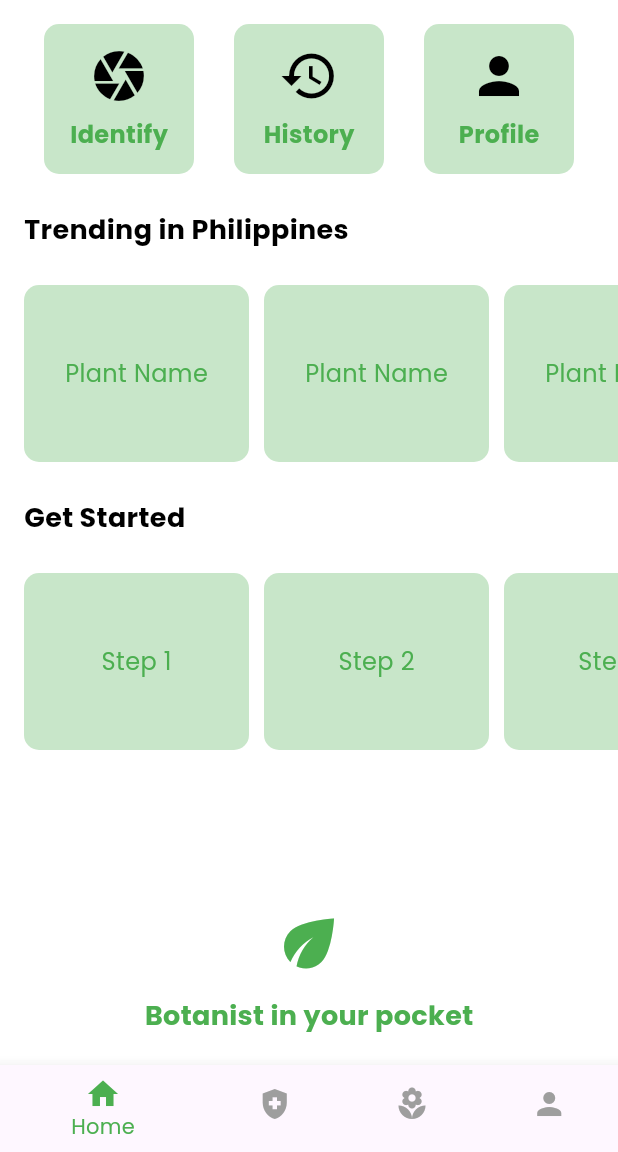
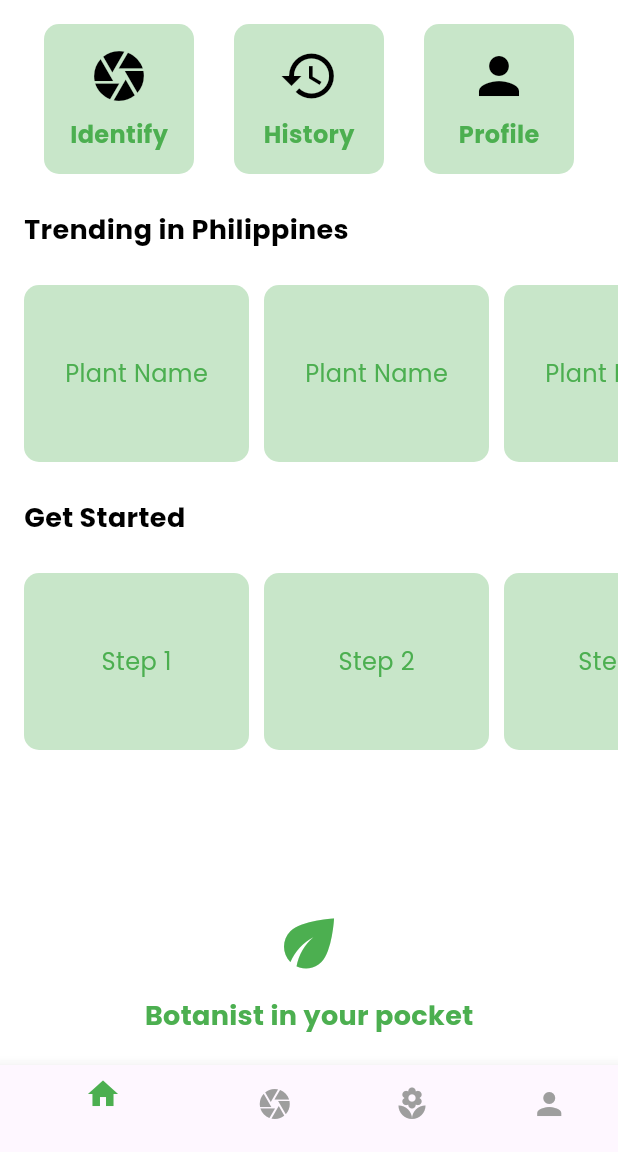
Before and after one commit to deiv44/Herbaplant, a Flutter app: the MainNavigation screen opened by its route, on a phone screen of 412 x 824 dp, the part 84-1236 px from its top. Run offline on Flutter 3.47's test engine with Material 3 defaults, Android fonts, the phone set to English and light mode, and no system bars; our stand-ins replace go_router, image_picker, introduction_screen, lottie, shared_preferences, uni_links; accounts and stored records are empty.

Commit message:
Update main_navigation.dart

```diff
--- a/herbaplant/lib/frontend/user/Screen/main_navigation.dart
+++ b/herbaplant/lib/frontend/user/Screen/main_navigation.dart
@@ -1,6 +1,6 @@
 import 'package:flutter/material.dart';
 import 'Homeuser.dart';
-import 'Diagnose.dart';
+import 'Identify.dart';
 import 'History.dart';
 import 'Profileuser.dart';
 
@@ -8,21 +8,26 @@ class MainNavigation extends StatefulWidget {
   const MainNavigation({super.key});
 
   @override
-  _MainNavigationState createState() => _MainNavigationState();
+  MainNavigationState createState() => MainNavigationState();
 }
 
-class _MainNavigationState extends State<MainNavigation> {
+class MainNavigationState extends State<MainNavigation> {
   int _selectedIndex = 0;
 
   // List of screens
   final List<Widget> _screens = [
     HomeUser(),
-    // Diagnose(),
+    Identify(),
     History(),
     ProfileUserScreen(),
   ];
 
   void _onItemTapped(int index) {
+    setState(() {
+      _selectedIndex = index;
+    });
+  }
+  void setSelectedIndex(int index) {
     setState(() {
       _selectedIndex = index;
     });
@@ -35,25 +40,24 @@ class _MainNavigationState extends State<MainNavigation> {
       bottomNavigationBar: BottomNavigationBar(
         currentIndex: _selectedIndex,
         onTap: _onItemTapped,
-        selectedItemColor: Colors.green,  // Selected icon
-        unselectedItemColor:
-            Colors.grey, // Unselected icon
+        selectedItemColor: Colors.green, // Selected icon
+        unselectedItemColor: Colors.grey, // Unselected icon
         items: const [
           BottomNavigationBarItem(
             icon: Icon(Icons.home),
-            label: 'Home',
+            label: '',
           ),
           BottomNavigationBarItem(
-            icon: Icon(Icons.health_and_safety),
-            label: 'Diagnose',
+            icon: Icon(Icons.camera),
+            label: '',
           ),
           BottomNavigationBarItem(
             icon: Icon(Icons.local_florist),
-            label: 'History',
+            label: '',
           ),
           BottomNavigationBarItem(
             icon: Icon(Icons.person),
-            label: 'Profile',
+            label: '',
           ),
         ],
       ),
```
